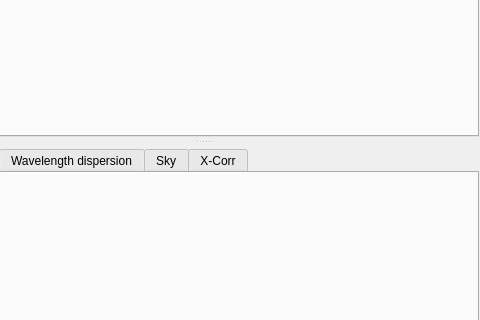
The window that src/redmost/ui/main_window.ui (mauritiusdadd/redmost) describes before a commit, drawn with Qt 5; both pictures show x 385 to 865 and y 160 to 480 of the 1315 by 849 pixel window.
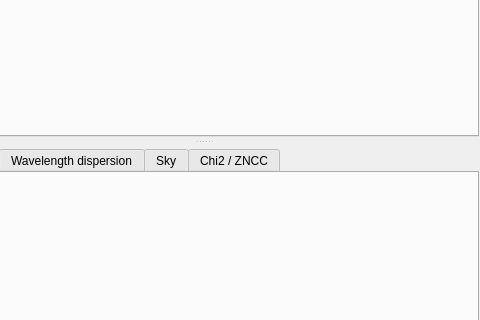
The same window after the commit. The open tabs and pages were chosen to show the change. Icons and pictures are not drawn.

```diff
--- a/src/redmost/ui/main_window.ui
+++ b/src/redmost/ui/main_window.ui
@@ -417,7 +417,7 @@
            </widget>
            <widget class="QWidget" name="container_tab_xcorr">
             <attribute name="title">
-             <string>X-Corr</string>
+             <string>Chi2 / ZNCC</string>
             </attribute>
             <layout class="QGridLayout" name="xcorr_widget_layout"/>
            </widget>
```
Left out of the diff: 2 changed lines with no effect on the pictures.
